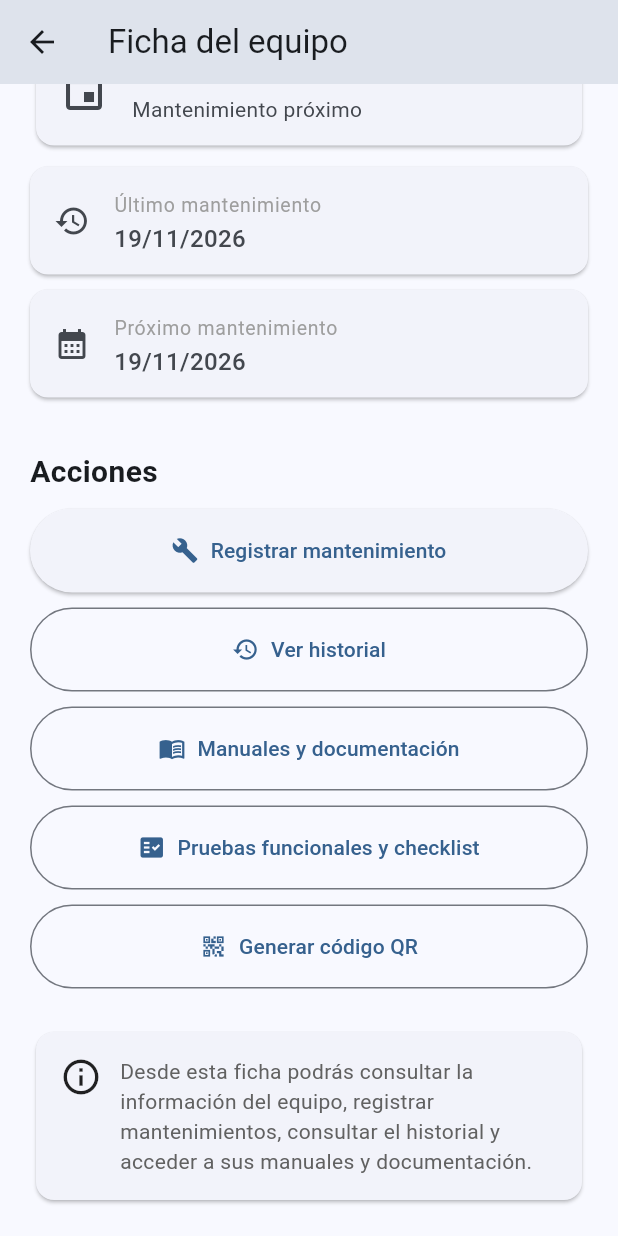
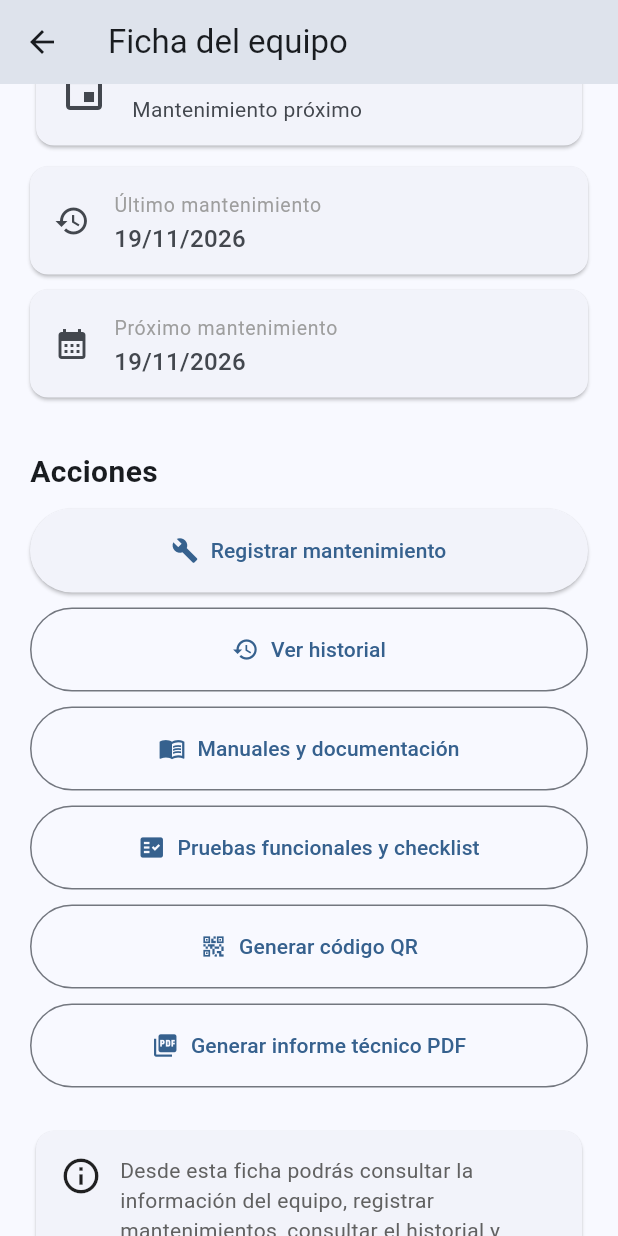
Before and after one commit to johanrinovoama-art/biomante, a Flutter app: the DetalleEquipoPage screen opened directly with empty values, scrolled down 826 dp, on a phone screen of 412 x 824 dp. Run offline on Flutter 3.47's test engine with Material 3 defaults, Android fonts, the phone set to English and light mode, and no system bars; our stand-ins replace file_picker, pdf, printing, qr_flutter, sembast, sembast_web and 1 more; missing offline and left inert: mobile_scanner, syncfusion_flutter_pdfviewer; accounts and stored records are empty.

Commit message:
Añade acceso al informe técnico PDF desde la ficha

```diff
--- a/lib/detalle_equipo.dart
+++ b/lib/detalle_equipo.dart
@@ -6,6 +6,7 @@ import 'mantenimiento.dart';
 import 'historial.dart';
 import 'pruebas_funcionales.dart';
 import 'codigo_qr.dart';
+import 'informe_tecnico.dart';
 
 class DetalleEquipoPage extends StatelessWidget {
   final Equipo equipo;
@@ -374,6 +375,23 @@ class DetalleEquipoPage extends StatelessWidget {
                 style: OutlinedButton.styleFrom(padding: const EdgeInsets.all(18)),
               ),
             ),
+            const SizedBox(height: 10),
+            SizedBox(
+              width: double.infinity,
+              child: OutlinedButton.icon(
+                onPressed: () {
+                  Navigator.push(
+                    context,
+                    MaterialPageRoute(
+                      builder: (context) => InformeTecnicoPage(equipo: equipo),
+                    ),
+                  );
+                },
+                icon: const Icon(Icons.picture_as_pdf),
+                label: const Text('Generar informe técnico PDF'),
+                style: OutlinedButton.styleFrom(padding: const EdgeInsets.all(18)),
+              ),
+            ),
             const SizedBox(height: 25),
 
             // INFORMACIÓN FUTURA
```
